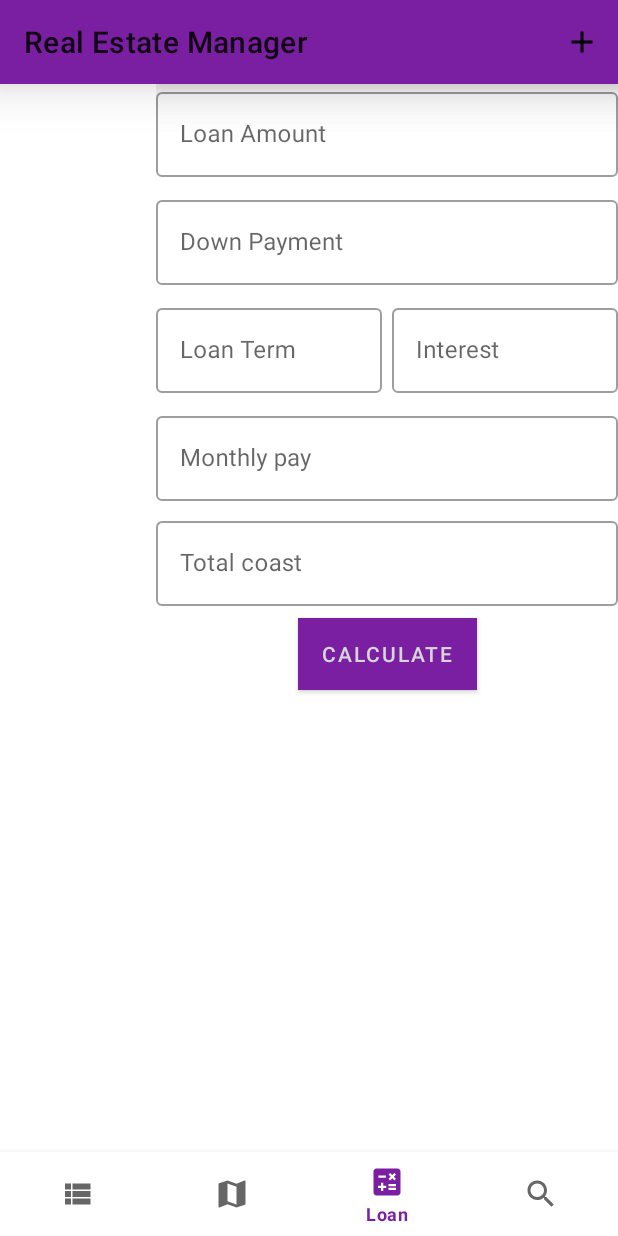
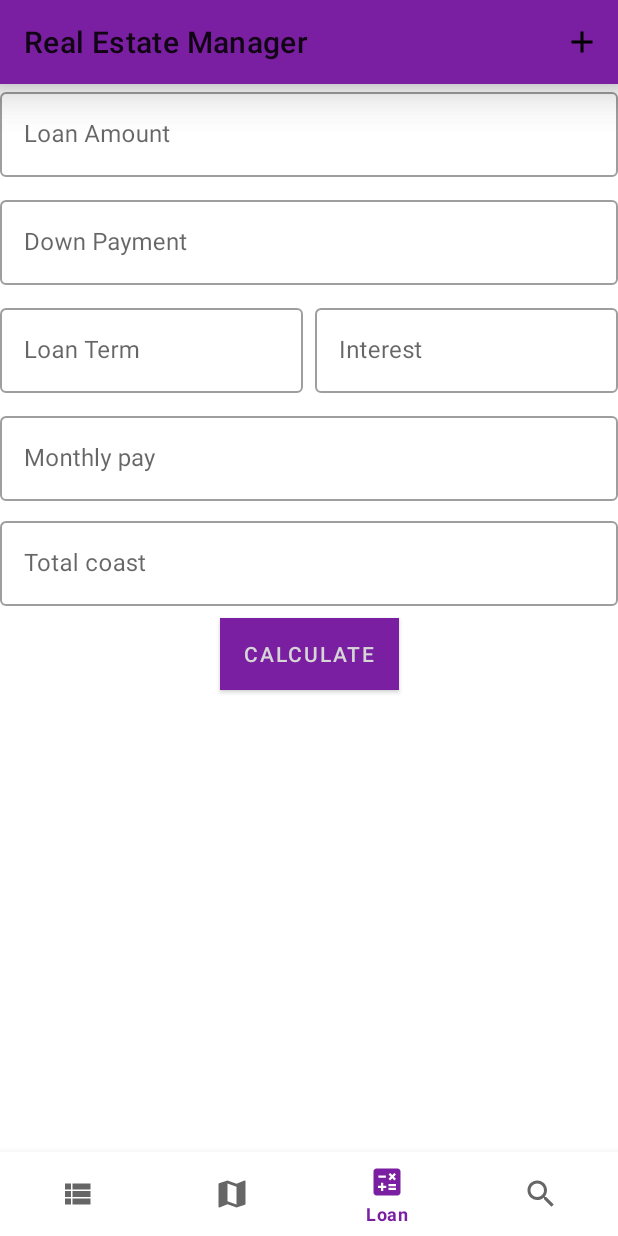
Before and after one commit to Emre-OVTR/RealEstateManager, an Android app: the screen it shows after launch (MainActivity), item 3 of the bottom bar chosen, on a phone screen of 412 x 824 dp. Run offline under Robolectric (Android 15) with nearby library versions, the phone set to English and light mode, and no system bars; our stand-ins replace Dagger/Hilt's generated code, Room's generated code, navigation-ui.

Commit message:
"New screenshot in repository"

```diff
--- a/app/src/main/java/com/openclassrooms/realestatemanager/ui/AddEstateActivity.kt
+++ b/app/src/main/java/com/openclassrooms/realestatemanager/ui/AddEstateActivity.kt
@@ -154,6 +154,8 @@ class AddEstateActivity : AppCompatActivity() {
         this.retrieveEstateId()
     }
 
+
+    //Utiliser Corouutine pour cette fonction
     private fun configureAddressSearchBar(){
         val apiKey: String = getString(R.string.api_key)
         if (!Places.isInitialized()) {
--- a/app/src/main/java/com/openclassrooms/realestatemanager/ui/MainActivity.kt
+++ b/app/src/main/java/com/openclassrooms/realestatemanager/ui/MainActivity.kt
@@ -4,16 +4,11 @@ import android.content.Intent
 import android.os.Bundle
 import android.view.Menu
 import android.view.MenuItem
-import androidx.activity.viewModels
 import androidx.appcompat.app.AppCompatActivity
-import androidx.fragment.app.Fragment
-import androidx.fragment.app.viewModels
 import androidx.navigation.fragment.NavHostFragment
 import androidx.navigation.ui.setupWithNavController
 import com.google.android.material.bottomnavigation.BottomNavigationView
 import com.openclassrooms.realestatemanager.R
-import com.openclassrooms.realestatemanager.ui.listview.ListFragment
-import com.openclassrooms.realestatemanager.view.EstateViewModel
 import dagger.hilt.android.AndroidEntryPoint
 
 @AndroidEntryPoint
@@ -26,6 +21,7 @@ class MainActivity : AppCompatActivity() {
         setContentView(R.layout.activity_main)
         setSupportActionBar(findViewById(R.id.my_toolbar))
         this.configureNavController()
+
 
     }
 
@@ -46,7 +42,7 @@ class MainActivity : AppCompatActivity() {
     }
 
     private fun configureNavController(){
-        setSupportActionBar(findViewById(R.id.my_toolbar))
+        //setSupportActionBar(findViewById(R.id.my_toolbar))
         val bottomNavigationView  : BottomNavigationView = findViewById(R.id.nav_view)
         val navHostFragment = supportFragmentManager.findFragmentById(R.id.nav_host_fragment) as NavHostFragment
         val  navController = navHostFragment.navController
--- a/app/src/main/res/layout/activity_main.xml
+++ b/app/src/main/res/layout/activity_main.xml
@@ -31,7 +31,6 @@
         android:name="androidx.navigation.fragment.NavHostFragment"
         android:layout_width="match_parent"
         android:layout_height="match_parent"
-        android:layout_marginStart="104dp"
         app:defaultNavHost="true"
         app:layout_constraintBottom_toTopOf="@id/nav_view"
         app:layout_constraintLeft_toLeftOf="parent"
```
Also changed, not shown: 1 other file.
